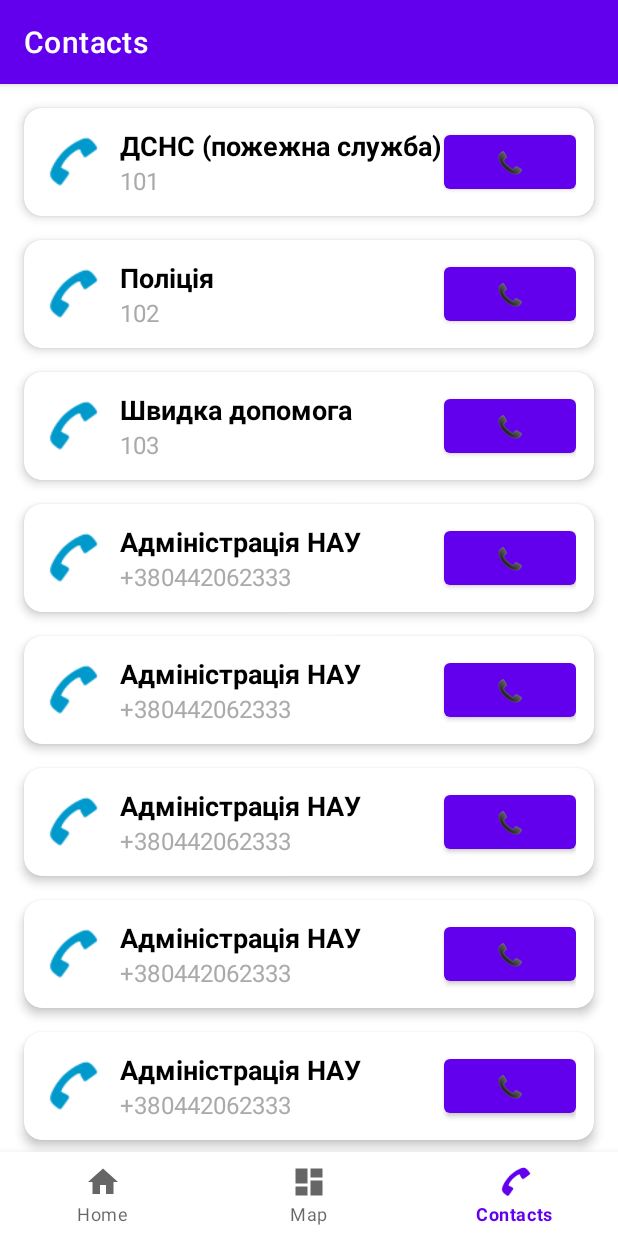
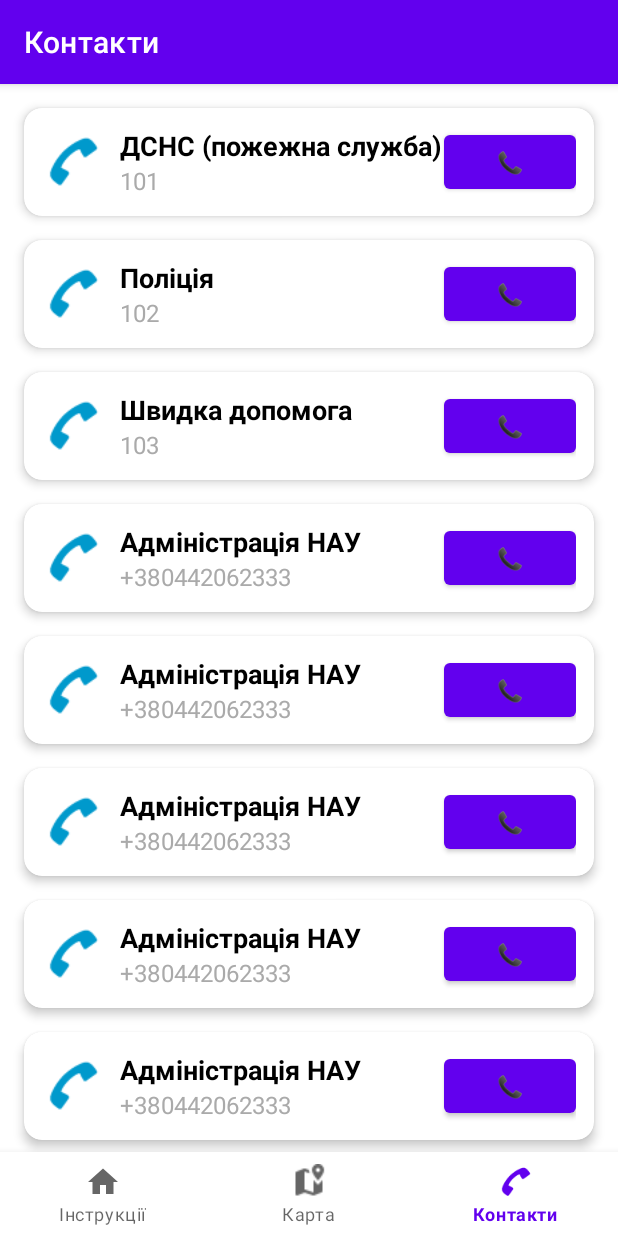
Before and after one commit to AndroStav/NAU_Safe, an Android app: the ContactsFragment screen opened through its navigation route, on a phone screen of 412 x 824 dp. Run offline under Robolectric (Android 15) with nearby library versions, the phone set to English and light mode, and no system bars; our stand-ins replace navigation-ui.

Commit message:
Перемістив захардкоджений текст в стрінги

```diff
--- a/app/src/main/res/layout/fragment_map.xml
+++ b/app/src/main/res/layout/fragment_map.xml
@@ -17,7 +17,7 @@
             android:layout_height="wrap_content"
             android:adjustViewBounds="true"
             android:src="@drawable/map_nau_1"
-            android:contentDescription="Карта укриттів НАУ 1"
+            android:contentDescription="@string/map_nau_1"
             android:layout_marginBottom="12dp"
             android:scaleType="fitCenter" />
 
@@ -27,7 +27,7 @@
             android:layout_height="wrap_content"
             android:adjustViewBounds="true"
             android:src="@drawable/map_nau_2"
-            android:contentDescription="Карта укриттів НАУ 2"
+            android:contentDescription="@string/map_nau_2"
             android:scaleType="fitCenter" />
 
     </LinearLayout>
--- a/app/src/main/res/layout/item_contact.xml
+++ b/app/src/main/res/layout/item_contact.xml
@@ -1,6 +1,7 @@
 <?xml version="1.0" encoding="utf-8"?>
 <androidx.cardview.widget.CardView xmlns:android="http://schemas.android.com/apk/res/android"
     xmlns:app="http://schemas.android.com/apk/res-auto"
+    xmlns:tools="http://schemas.android.com/tools"
     android:layout_width="match_parent"
     android:layout_height="wrap_content"
     android:layout_margin="8dp"
@@ -19,20 +20,21 @@
             android:layout_width="40dp"
             android:layout_height="40dp"
             android:src="@android:drawable/sym_action_call"
-            android:tint="@android:color/holo_blue_dark" />
+            app:tint="@android:color/holo_blue_dark" />
 
         <LinearLayout
             android:layout_width="0dp"
             android:layout_height="wrap_content"
             android:layout_weight="1"
             android:orientation="vertical"
-            android:paddingStart="12dp">
+            android:paddingStart="12dp"
+            tools:ignore="RtlSymmetry">
 
             <TextView
                 android:id="@+id/contact_name"
                 android:layout_width="wrap_content"
                 android:layout_height="wrap_content"
-                android:text="Служба порятунку"
+                android:text="@string/contact_name"
                 android:textSize="18sp"
                 android:textStyle="bold"
                 android:textColor="?attr/colorOnSurface"/>
@@ -41,7 +43,7 @@
                 android:id="@+id/contact_phone"
                 android:layout_width="wrap_content"
                 android:layout_height="wrap_content"
-                android:text="101"
+                android:text="@string/contact_phone"
                 android:textSize="16sp"
                 android:textColor="@android:color/darker_gray" />
         </LinearLayout>
@@ -50,7 +52,7 @@
             android:id="@+id/button_call"
             android:layout_width="wrap_content"
             android:layout_height="wrap_content"
-            android:text="📞"
+            android:text="@string/phone_emoji"
             android:padding="6dp" />
 
     </LinearLayout>
--- a/app/src/main/res/layout/item_instruction.xml
+++ b/app/src/main/res/layout/item_instruction.xml
@@ -17,7 +17,7 @@
             android:id="@+id/textTitle"
             android:layout_width="match_parent"
             android:layout_height="wrap_content"
-            android:text="Назва інструкції"
+            android:text="@string/instruction_name"
             android:textSize="18sp"
             android:textStyle="bold"
             android:textColor="?attr/colorOnSurface"/>
@@ -26,7 +26,7 @@
             android:id="@+id/textDescription"
             android:layout_width="match_parent"
             android:layout_height="wrap_content"
-            android:text="Опис інструкції"
+            android:text="@string/instruction_description"
             android:textSize="14sp"
             android:layout_marginTop="4dp"/>
     </LinearLayout>
--- a/app/src/main/res/menu/bottom_nav_menu.xml
+++ b/app/src/main/res/menu/bottom_nav_menu.xml
@@ -8,7 +8,7 @@
 
     <item
         android:id="@+id/navigation_map"
-        android:icon="@drawable/ic_dashboard_black_24dp"
+        android:icon="@drawable/ic_map"
         android:title="@string/title_map" />
 
     <item
--- a/app/src/main/res/values/strings.xml
+++ b/app/src/main/res/values/strings.xml
@@ -1,9 +1,14 @@
 <resources>
     <string name="app_name">NAU Safe</string>
-    <string name="title_home">Home</string>
-    <string name="title_dashboard">Dashboard</string>
-    <string name="title_notifications">Notifications</string>
-    <string name="title_map">Map</string>
-    <string name="title_contacts">Contacts</string>
+    <string name="title_home">Інструкції</string>
+    <string name="title_map">Карта</string>
+    <string name="title_contacts">Контакти</string>
     <string name="map_description">Карта розташування об’єктів</string>
+    <string name="map_nau_1">Карта укриттів НАУ 1</string>
+    <string name="map_nau_2">Карта укриттів НАУ 2</string>
+    <string name="contact_name">Назва контакту</string>
+    <string name="contact_phone">Номер контакту</string>
+    <string name="phone_emoji">📞</string>
+    <string name="instruction_name">Назва інструкції</string>
+    <string name="instruction_description">Опис інструкції</string>
 </resources>
```
Also changed, not shown: app/src/main/res/drawable/ic_map.png (added).
